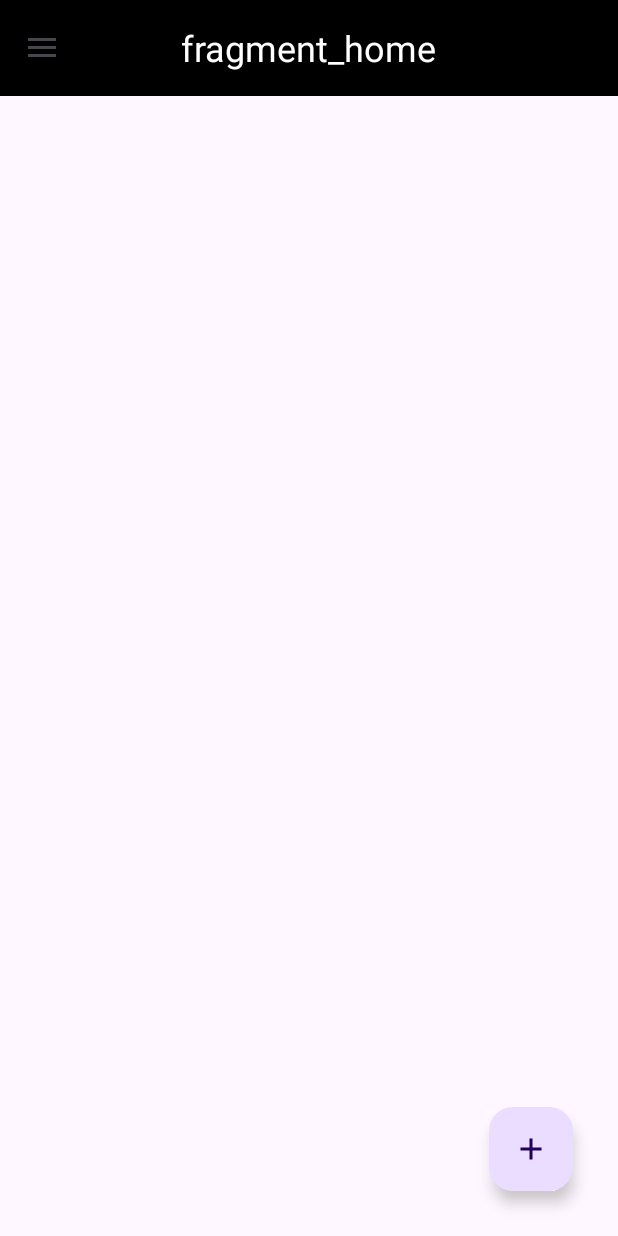
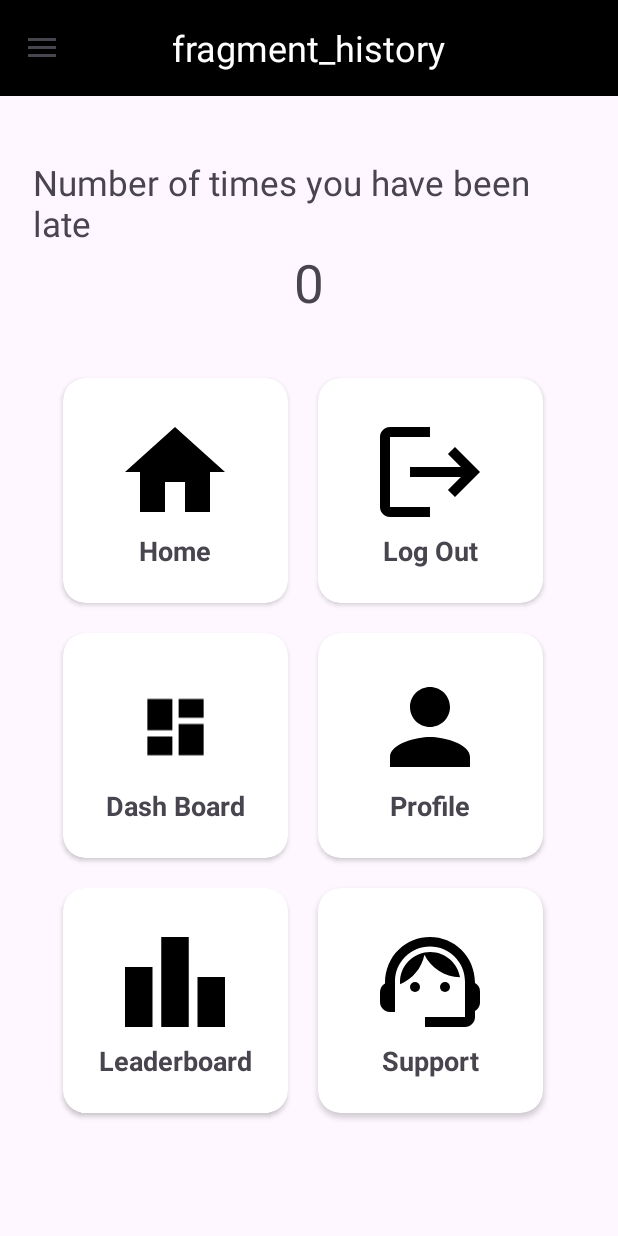
Before and after one commit to Yflow31/SummerProject, an Android app: the screen it shows after launch once a user with an empty profile is signed in (MainMenu), on a phone screen of 412 x 824 dp. Run offline under Robolectric (Android 15) with nearby library versions, the phone set to English and light mode, and no system bars; our stand-ins replace Firebase (no records; nobody signed in at launch, a user with empty details on screens opened directly), navigation-ui.

Commit message:
profile update done

```diff
--- a/app/src/main/java/com/somaiya/summer_project/ApplyForForm.kt
+++ b/app/src/main/java/com/somaiya/summer_project/ApplyForForm.kt
@@ -12,6 +12,7 @@ import androidx.activity.viewModels
 import androidx.annotation.RequiresApi
 import androidx.appcompat.app.AppCompatActivity
 import androidx.lifecycle.lifecycleScope
+import com.google.firebase.Timestamp
 import com.google.firebase.auth.FirebaseAuth
 import com.google.firebase.auth.ktx.auth
 import com.google.firebase.firestore.FirebaseFirestore
@@ -87,6 +88,7 @@ class ApplyForForm : AppCompatActivity() {
         dtimerc.text = formatteddate
         dtimerc1.text = formattedtime
 
+
         firestore.collection("USERS").document(user?.uid ?: "")
             .collection("reasons")
             .get()
@@ -106,6 +108,9 @@ class ApplyForForm : AppCompatActivity() {
                     val canCreateNewReason = documentSnapshot.getBoolean("canCreateNewReason")
                     if (canCreateNewReason == true) {
                         submit_btn.isEnabled = false
+                    }
+                    else{
+                        submit_btn.isEnabled = true
                     }
                 }
             }
@@ -133,6 +138,7 @@ class ApplyForForm : AppCompatActivity() {
                         currenttime = formattedtime
                     )
                     submitform(form)
+                    submit_btn.isEnabled = false
                 }
             }
         }
@@ -140,6 +146,7 @@ class ApplyForForm : AppCompatActivity() {
         backtomainbtn.setOnClickListener {
             val intent = Intent(this, MainMenu::class.java)
             startActivity(intent)
+            finish()
         }
 
     }
--- a/app/src/main/java/com/somaiya/summer_project/Fragments/HistoryFragment.kt
+++ b/app/src/main/java/com/somaiya/summer_project/Fragments/HistoryFragment.kt
@@ -8,6 +8,9 @@ import android.view.LayoutInflater
 import android.view.View
 import android.view.ViewGroup
 import android.widget.TextView
+import android.widget.Toast
+import androidx.navigation.NavController
+import androidx.navigation.fragment.NavHostFragment
 import com.google.firebase.Firebase
 import com.google.firebase.auth.auth
 import com.google.firebase.firestore.FirebaseFirestore
@@ -20,6 +23,12 @@ class HistoryFragment : Fragment() {
     private lateinit var db:FirebaseFirestore
     private lateinit var db_timesLateDisplay: TextView
     private val user = Firebase.auth.currentUser
+    private lateinit var cd_profile: androidx.cardview.widget.CardView
+    private lateinit var cd_dashboard: androidx.cardview.widget.CardView
+    private lateinit var cd_home: androidx.cardview.widget.CardView
+    private lateinit var cd_logout: androidx.cardview.widget.CardView
+
+    private lateinit var navController: NavController
 
     override fun onCreateView(
         inflater: LayoutInflater, container: ViewGroup?,
@@ -29,6 +38,10 @@ class HistoryFragment : Fragment() {
 
         db = FirebaseFirestore.getInstance()
         db_timesLateDisplay = view.findViewById(R.id.db_timesLateDisplay)
+        cd_profile = view.findViewById(R.id.cd_profile)
+        cd_dashboard = view.findViewById(R.id.cd_dashboard)
+        cd_home = view.findViewById(R.id.cd_home)
+        cd_logout = view.findViewById(R.id.cd_logout)
 
         //Check if user is logged in or not
         if (user == null) {
@@ -38,6 +51,32 @@ class HistoryFragment : Fragment() {
         }
 
         //Displaying Times Late from firestore to db_timesLateDisplay
+
+        val navHostFragment = requireActivity().supportFragmentManager.findFragmentById(R.id.nav_host_fragment) as NavHostFragment
+        navController = navHostFragment.navController
+
+        val homeToProfileaction = HistoryFragmentDirections.actionHistoryFragmentToProfileFragment()
+        cd_profile.setOnClickListener {
+            navController.navigate(homeToProfileaction)
+        }
+
+        val homeToDashboardaction = HistoryFragmentDirections.actionHistoryFragmentToHomeFragment()
+        cd_dashboard.setOnClickListener {
+            navController.navigate(homeToDashboardaction)
+        }
+
+        cd_home.setOnClickListener {
+            Toast.makeText(requireContext(), "You are already at home", Toast.LENGTH_SHORT).show()
+        }
+
+        cd_logout.setOnClickListener {
+            Firebase.auth.signOut()
+            val intent = Intent(activity, MainActivity::class.java)
+            startActivity(intent)
+            activity?.finish()
+        }
+
+
 
         db.collection("USERS").document(user?.uid ?: "")
             .collection("reasons")
--- /dev/null
+++ b/app/src/main/res/drawable/baseline_dashboard_24.xml
@@ -0,0 +1,5 @@
+<vector xmlns:android="http://schemas.android.com/apk/res/android" android:height="24dp" android:tint="#000000" android:viewportHeight="24" android:viewportWidth="24" android:width="24dp">
+
+    <path android:fillColor="@android:color/white" android:pathData="M3,13h8L11,3L3,3v10zM3,21h8v-6L3,15v6zM13,21h8L21,11h-8v10zM13,3v6h8L21,3h-8z"/>
+
+</vector>
--- /dev/null
+++ b/app/src/main/res/drawable/baseline_leaderboard_24.xml
@@ -0,0 +1,5 @@
+<vector xmlns:android="http://schemas.android.com/apk/res/android" android:height="24dp" android:tint="#000000" android:viewportHeight="24" android:viewportWidth="24" android:width="24dp">
+
+    <path android:fillColor="@android:color/white" android:pathData="M7.5,21H2V9h5.5V21zM14.75,3h-5.5v18h5.5V3zM22,11h-5.5v10H22V11z"/>
+
+</vector>
--- /dev/null
+++ b/app/src/main/res/drawable/baseline_support_agent_24.xml
@@ -0,0 +1,11 @@
+<vector xmlns:android="http://schemas.android.com/apk/res/android" android:height="24dp" android:tint="#000000" android:viewportHeight="24" android:viewportWidth="24" android:width="24dp">
+
+    <path android:fillColor="@android:color/white" android:pathData="M21,12.22C21,6.73 16.74,3 12,3c-4.69,0 -9,3.65 -9,9.28C2.4,12.62 2,13.26 2,14v2c0,1.1 0.9,2 2,2h1v-6.1c0,-3.87 3.13,-7 7,-7s7,3.13 7,7V19h-8v2h8c1.1,0 2,-0.9 2,-2v-1.22c0.59,-0.31 1,-0.92 1,-1.64v-2.3C22,13.14 21.59,12.53 21,12.22z"/>
+
+    <path android:fillColor="@android:color/white" android:pathData="M9,13m-1,0a1,1 0,1 1,2 0a1,1 0,1 1,-2 0"/>
+
+    <path android:fillColor="@android:color/white" android:pathData="M15,13m-1,0a1,1 0,1 1,2 0a1,1 0,1 1,-2 0"/>
+
+    <path android:fillColor="@android:color/white" android:pathData="M18,11.03C17.52,8.18 15.04,6 12.05,6c-3.03,0 -6.29,2.51 -6.03,6.45c2.47,-1.01 4.33,-3.21 4.86,-5.89C12.19,9.19 14.88,11 18,11.03z"/>
+
+</vector>
--- a/app/src/main/res/layout/fragment_history.xml
+++ b/app/src/main/res/layout/fragment_history.xml
@@ -1,4 +1,3 @@
-<?xml version="1.0" encoding="utf-8"?>
 <FrameLayout xmlns:android="http://schemas.android.com/apk/res/android"
     xmlns:app="http://schemas.android.com/apk/res-auto"
     xmlns:tools="http://schemas.android.com/tools"
@@ -7,22 +6,21 @@
     android:layout_margin="12dp"
     tools:context=".Fragments.HistoryFragment">
 
-    <RelativeLayout
+    <ScrollView
         android:layout_width="match_parent"
-        android:layout_height="match_parent"
-        android:layout_marginTop="30dp">
+        android:layout_height="match_parent">
 
         <LinearLayout
             android:layout_width="match_parent"
-            android:layout_height="match_parent"
+            android:layout_height="wrap_content"
+            android:layout_marginTop="20dp"
             android:orientation="vertical">
 
             <LinearLayout
                 android:layout_margin="10dp"
                 android:layout_width="match_parent"
                 android:layout_height="wrap_content"
-                android:orientation="vertical"
-                android:weightSum="2">
+                android:orientation="vertical">
 
                 <TextView
                     android:layout_width="match_parent"
@@ -36,25 +34,21 @@
                     android:layout_height="wrap_content"
                     android:layout_gravity="center"
                     android:text="0"
-                    android:textSize="50sp" />
-
+                    android:textSize="35sp" />
             </LinearLayout>
 
             <GridLayout
                 android:layout_width="match_parent"
-                android:layout_height="match_parent"
+                android:layout_height="wrap_content"
                 android:layout_margin="20dp"
                 android:columnCount="2"
                 android:elevation="12dp"
                 android:rowCount="4">
 
                 <androidx.cardview.widget.CardView
+                    android:id="@+id/cd_home"
                     android:layout_width="150dp"
                     android:layout_height="150dp"
-                    android:layout_row="0"
-                    android:layout_rowWeight="1"
-                    android:layout_column="0"
-                    android:layout_columnWeight="1"
                     android:layout_margin="10dp"
                     app:cardCornerRadius="15dp">
 
@@ -81,12 +75,9 @@
                 </androidx.cardview.widget.CardView>
 
                 <androidx.cardview.widget.CardView
+                    android:id="@+id/cd_logout"
                     android:layout_width="150dp"
                     android:layout_height="150dp"
-                    android:layout_row="1"
-                    android:layout_rowWeight="1"
-                    android:layout_column="1"
-                    android:layout_columnWeight="1"
                     android:layout_margin="10dp"
                     app:cardCornerRadius="15dp">
 
@@ -113,12 +104,9 @@
                 </androidx.cardview.widget.CardView>
 
                 <androidx.cardview.widget.CardView
+                    android:id="@+id/cd_dashboard"
                     android:layout_width="150dp"
                     android:layout_height="150dp"
-                    android:layout_row="0"
-                    android:layout_rowWeight="1"
-                    android:layout_column="1"
-                    android:layout_columnWeight="1"
                     android:layout_margin="10dp"
                     app:cardCornerRadius="15dp">
 
@@ -129,28 +117,25 @@
                         android:orientation="vertical">
 
                         <ImageView
-                            android:layout_width="80dp"
+                            android:layout_width="50dp"
                             android:layout_height="80dp"
                             android:layout_gravity="center_horizontal"
-                            android:src="@drawable/baseline_history_24" />
+                            android:src="@drawable/baseline_dashboard_24" />
 
                         <TextView
                             android:layout_width="wrap_content"
                             android:layout_height="wrap_content"
                             android:layout_gravity="center_horizontal"
-                            android:text="History"
+                            android:text="Dash Board"
                             android:textSize="18sp"
                             android:textStyle="bold" />
                     </LinearLayout>
                 </androidx.cardview.widget.CardView>
 
                 <androidx.cardview.widget.CardView
+                    android:id="@+id/cd_profile"
                     android:layout_width="150dp"
                     android:layout_height="150dp"
-                    android:layout_row="1"
-                    android:layout_rowWeight="1"
-                    android:layout_column="0"
-                    android:layout_columnWeight="1"
                     android:layout_margin="10dp"
                     app:cardCornerRadius="15dp">
 
@@ -175,12 +160,69 @@
                             android:textStyle="bold" />
                     </LinearLayout>
                 </androidx.cardview.widget.CardView>
+
+                <androidx.cardview.widget.CardView
+                    android:id="@+id/cd_leaderboard"
+                    android:layout_width="150dp"
+                    android:layout_height="150dp"
+                    android:layout_margin="10dp"
+                    app:cardCornerRadius="15dp">
+
+                    <LinearLayout
+                        android:layout_width="match_parent"
+                        android:layout_height="match_parent"
+                        android:gravity="center"
+                        android:orientation="vertical">
+
+                        <ImageView
+                            android:layout_width="80dp"
+                            android:layout_height="80dp"
+                            android:layout_gravity="center_horizontal"
+                            android:src="@drawable/baseline_leaderboard_24" />
+
+                        <TextView
+                            android:layout_width="wrap_content"
+                            android:layout_height="wrap_content"
+                            android:layout_gravity="center_horizontal"
+                            android:text="Leaderboard"
+                            android:textSize="18sp"
+                            android:textStyle="bold" />
+                    </LinearLayout>
+                </androidx.cardview.widget.CardView>
+
+                <androidx.cardview.widget.CardView
+                    android:id="@+id/cd_something"
+                    android:layout_width="150dp"
+                    android:layout_height="150dp"
+                    android:layout_margin="10dp"
+                    app:cardCornerRadius="15dp">
+
+                    <LinearLayout
+                        android:layout_width="match_parent"
+                        android:layout_height="match_parent"
+                        android:gravity="center"
+                        android:orientation="vertical">
+
+                        <ImageView
+                            android:layout_width="80dp"
+                            android:layout_height="80dp"
+                            android:layout_gravity="center_horizontal"
+                            android:src="@drawable/baseline_support_agent_24" />
+
+                        <TextView
+                            android:layout_width="wrap_content"
+                            android:layout_height="wrap_content"
+                            android:layout_gravity="center_horizontal"
+                            android:text="Support"
+                            android:textSize="18sp"
+                            android:textStyle="bold" />
+                    </LinearLayout>
+                </androidx.cardview.widget.CardView>
+
             </GridLayout>
 
         </LinearLayout>
 
-
-    </RelativeLayout>
-
+    </ScrollView>
 
 </FrameLayout>
--- a/app/src/main/res/menu/nav_menu.xml
+++ b/app/src/main/res/menu/nav_menu.xml
@@ -4,31 +4,30 @@
     tools:showIn="navigation_view">
 
     <group android:checkableBehavior="single">
+
         <item
-        android:id="@+id/homeFragment"
-        android:title="Home"
-        android:icon="@drawable/baseline_home_24"/>
+            android:id="@+id/historyFragment"
+            android:icon="@drawable/baseline_home_24"
+            android:title="Home" />
 
 
         <item
-        android:id="@+id/historyFragment"
-        android:title="History"
-        android:icon="@drawable/baseline_history_24"/>
+            android:id="@+id/homeFragment"
+            android:icon="@drawable/baseline_dashboard_24"
+            android:title="Dash Board" />
 
 
-
-    <item
-        android:title="Profile Status">
+        <item android:title="Profile Status">
             <menu>
                 <item
                     android:id="@+id/profileFragment"
-                android:title="Profile"
-                android:icon="@drawable/baseline_person_24"/>
+                    android:icon="@drawable/baseline_person_24"
+                    android:title="Profile" />
 
                 <item
                     android:id="@+id/logOutFragment"
-            android:title="Logout"
-            android:icon="@drawable/baseline_logout_24"/>
+                    android:icon="@drawable/baseline_logout_24"
+                    android:title="Logout" />
             </menu>
         </item>
 
--- a/app/src/main/res/navigation/my_nav.xml
+++ b/app/src/main/res/navigation/my_nav.xml
@@ -3,18 +3,21 @@
     xmlns:app="http://schemas.android.com/apk/res-auto"
     xmlns:tools="http://schemas.android.com/tools"
     android:id="@+id/my_nav"
-    app:startDestination="@id/homeFragment">
+    app:startDestination="@id/historyFragment">
 
     <fragment
         android:id="@+id/historyFragment"
         android:name="com.somaiya.summer_project.Fragments.HistoryFragment"
         android:label="fragment_history"
         tools:layout="@layout/fragment_history" >
-        <argument
-            android:name="number"
-            app:argType="integer"
-            android:defaultValue="2" />
+        <action
+            android:id="@+id/action_historyFragment_to_profileFragment"
+            app:destination="@id/profileFragment" />
+        <action
+            android:id="@+id/action_historyFragment_to_homeFragment"
+            app:destination="@id/homeFragment" />
     </fragment>
+
     <fragment
         android:id="@+id/homeFragment"
         android:name="com.somaiya.summer_project.Fragments.HomeFragment"
```
Lines whose indentation alone changed are shown as unchanged.
